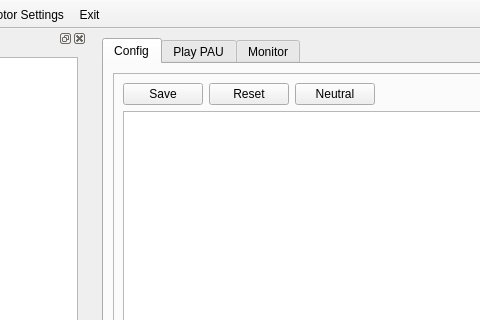
Above: ui/mainwindow.ui from wenwei-dev/motor-calibration before the change; both pictures show x 187 to 667 and y 0 to 320 of the 1041 by 667 pixel window. Below: the same form after it.
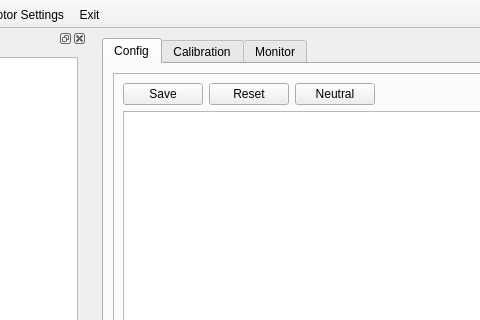
That is the form after the change. Icons and pictures are not drawn.

Diff of the .ui file:
```diff
--- a/ui/mainwindow.ui
+++ b/ui/mainwindow.ui
@@ -128,7 +128,7 @@
       </widget>
       <widget class="QWidget" name="tab_2">
        <attribute name="title">
-        <string>Play PAU</string>
+        <string>Calibration</string>
        </attribute>
        <layout class="QVBoxLayout" name="verticalLayout_8">
         <item>
```
